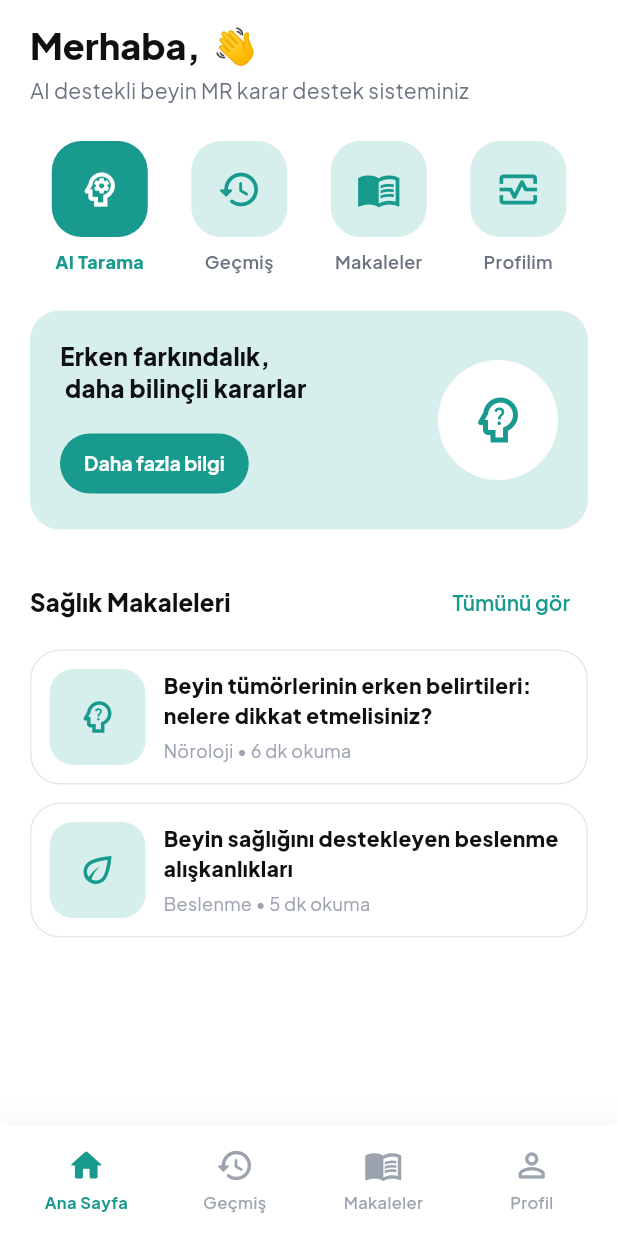
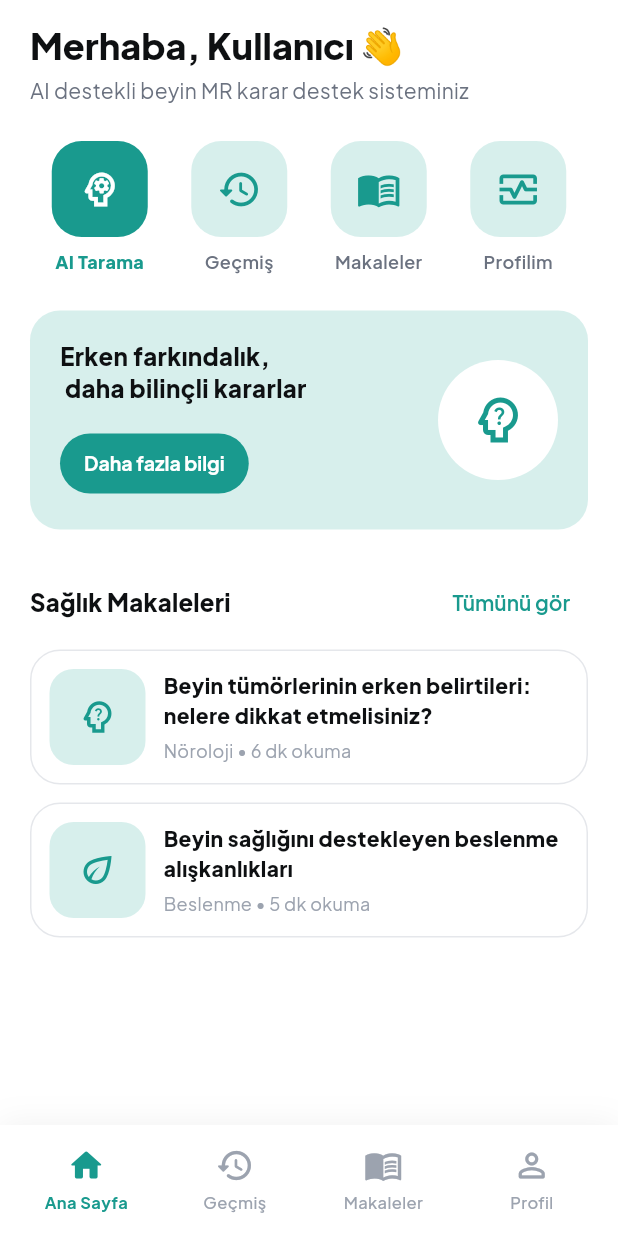
Before and after one commit to batuhanyilmaz1/neuralmedicsmobileapp, a Flutter app: the HomeScreen screen opened by its route, on a phone screen of 412 x 824 dp. Run offline on Flutter 3.47's test engine with Material 3 defaults, Android fonts, the phone set to English and light mode, and no system bars; our stand-ins replace cloud_firestore, firebase_auth, firebase_core, go_router, google_fonts, google_sign_in and 2 more; missing offline and left inert: firebase_data_connect, tflite_flutter; accounts and stored records are empty.

Commit message:
fix: ana sayfa selamlamasında e-posta yerine kullanıcı adı

```diff
--- /dev/null
+++ b/lib/core/utils/greeting_name.dart
@@ -0,0 +1,9 @@
+/// Returns a short, friendly name for greetings (e.g. home header).
+String greetingFirstName(String displayName) {
+  final source = displayName.trim();
+  if (source.isEmpty) return 'Kullanıcı';
+  if (source.contains('@')) {
+    return source.split('@').first;
+  }
+  return source.split(RegExp(r'\s+')).first;
+}
--- a/lib/features/home/home_screen.dart
+++ b/lib/features/home/home_screen.dart
@@ -5,6 +5,7 @@ import '../../core/data/health_articles.dart';
 import '../../core/models/health_article.dart';
 import '../../core/router/app_router.dart';
 import '../../core/services/auth_service.dart';
+import '../../core/utils/greeting_name.dart';
 import '../../core/theme/app_colors.dart';
 
 class HomeScreen extends StatelessWidget {
@@ -12,7 +13,7 @@ class HomeScreen extends StatelessWidget {
 
   @override
   Widget build(BuildContext context) {
-    final name = AuthService.instance.displayName.split(' ').first;
+    final name = greetingFirstName(AuthService.instance.displayName);
 
     return Scaffold(
       body: SafeArea(
```
Also changed, not shown: 1 other file.
